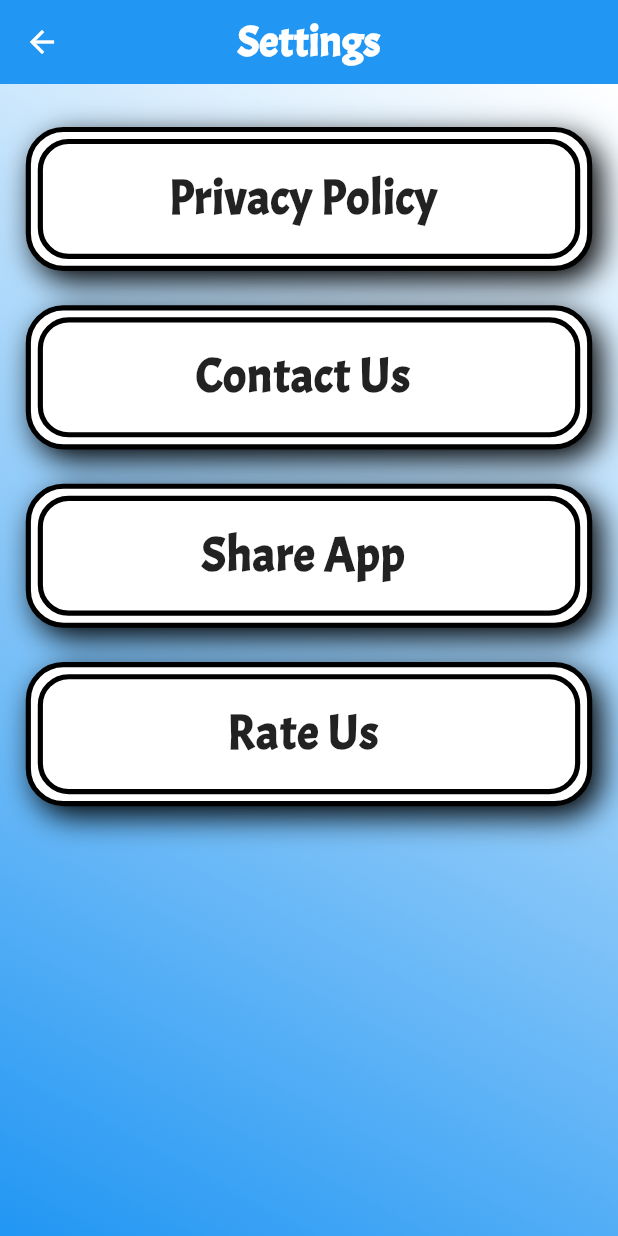
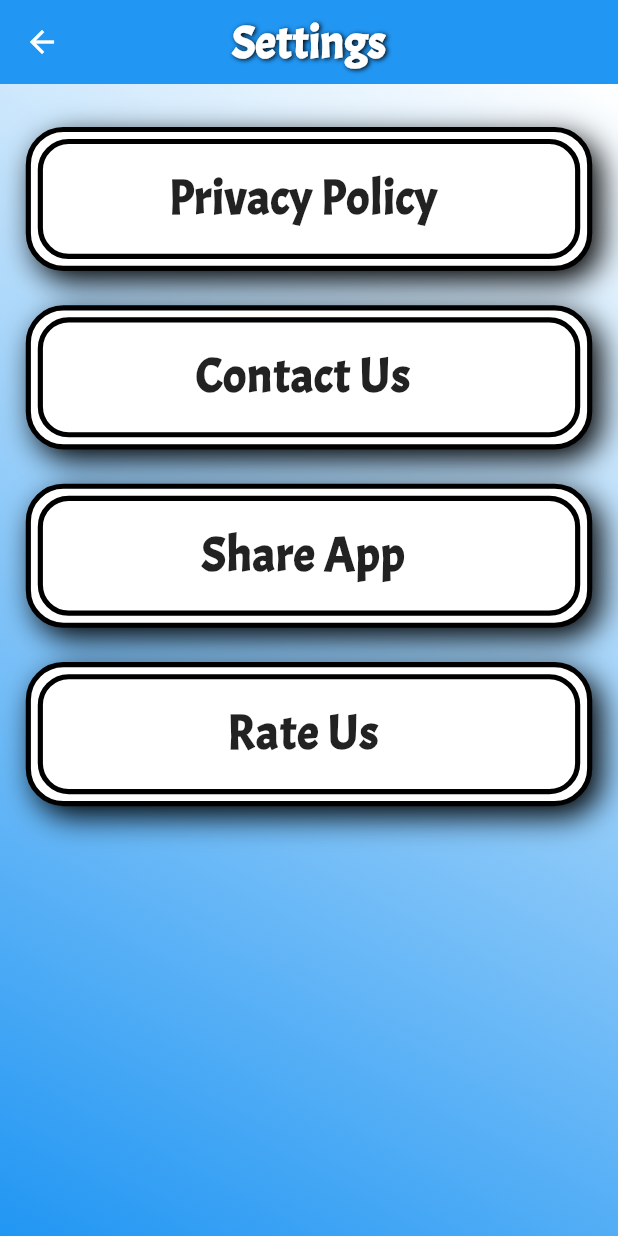
Before and after one commit to Deepyadav0914/Match-Masters-Reward-Boosters-App, a Flutter app: the SettingScreen screen opened by its route, on a phone screen of 412 x 824 dp. Run offline on Flutter 3.47's test engine with Material 3 defaults, Android fonts, the light colour scheme and no system bars; our stand-ins replace cached_network_image, device_info_plus, dio, flutter_hooks, flutter_screenutil, get and 7 more; missing offline and left inert: app_tracking_transparency, dart_ping, dart_ping_ios, encrypt, onesignal_flutter, saver_gallery and 1 more; accounts and stored records are empty; network calls fail; Roboto replaces fonts that are missing (acme); statements that could not run were skipped.

Commit message:
07/02/25

```diff
--- a/lib/views/Details Screen/Details.dart
+++ b/lib/views/Details Screen/Details.dart
@@ -96,7 +96,7 @@ class Detailscreen extends StatelessWidget {
                                   child: Text(
                                     controller.item!.title.toString(),
                                     style: TextStyle(
-                                        fontSize: 25.r,
+                                        fontSize: 27.r,
                                         fontFamily: 'acme',
                                         color: Colors.black87,
                                         shadows: [
--- a/lib/views/Gifs Screen/Gifs.dart
+++ b/lib/views/Gifs Screen/Gifs.dart
@@ -44,7 +44,7 @@ class _GifsScreenState extends State<GifsScreen> {
                 'Top GIFs',
                 style: TextStyle(
                   color: Colors.white,
-                  fontSize: 25.r,
+                  fontSize: 27.r,
                   shadows: [
                     Shadow(
                         color: Colors.black,
--- a/lib/views/Gifs Screen/GifsDetail.dart
+++ b/lib/views/Gifs Screen/GifsDetail.dart
@@ -29,7 +29,7 @@ class GifsDetailScreen extends StatelessWidget {
             'Sticker Download',
             style: TextStyle(
               color: Colors.white,
-              fontSize: 25.r,
+              fontSize: 27.r,
               fontFamily: 'acme',
               fontWeight: FontWeight.bold,
             ),
--- a/lib/views/Setting Screen/Setting.dart
+++ b/lib/views/Setting Screen/Setting.dart
@@ -30,8 +30,14 @@ class _SettingScreenState extends State<SettingScreen> {
           'Settings',
           style: TextStyle(
             color: Colors.white,
-            fontSize: 25.r,
+            fontSize: 27.r,
             fontFamily: 'acme',
+            shadows: [
+              Shadow(
+                  color: Colors.black,
+                  offset: Offset(1.r, 1.r),
+                  blurRadius: 3.r)
+            ],
             fontWeight: FontWeight.bold,
           ),
         ),
```
Also changed, not shown: lib/views/MMReward Screen/Mmreward.dart (+8 -1 lines), lib/views/Statistics Screen/Statistics.dart (+7 -1 lines).
